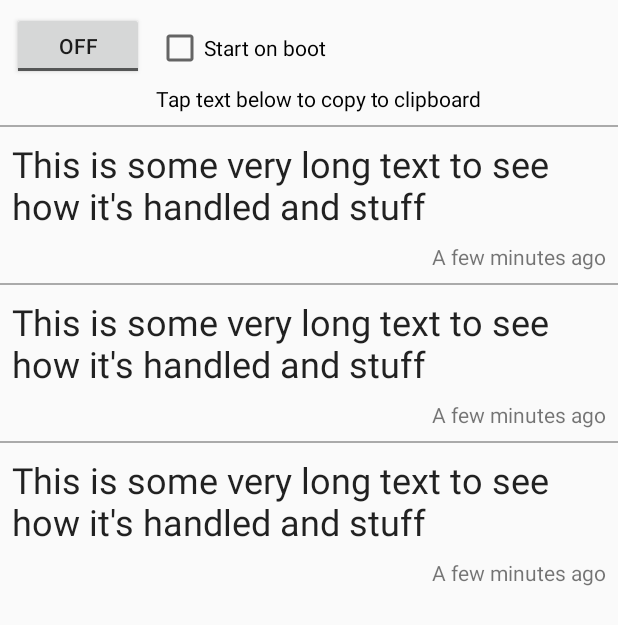
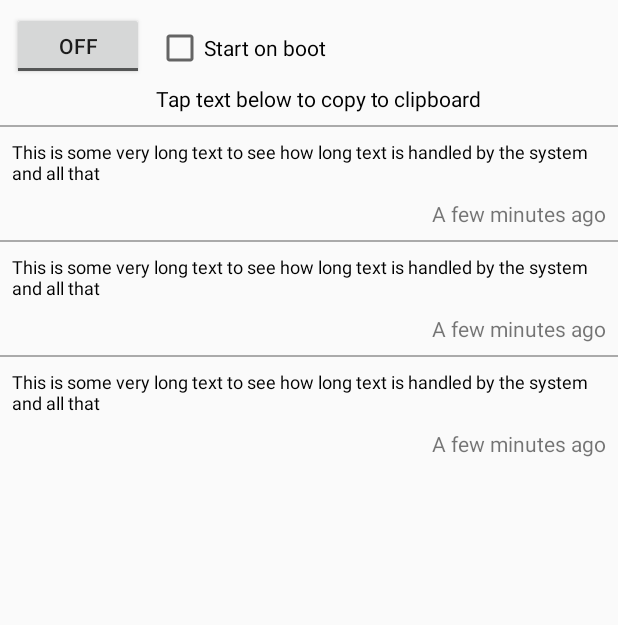
Before and after one commit to jonchampagne/simple-clipboard-manager, an Android app: the layout activity_main.xml on its own in the app's theme, with its tools: preview values and no code run, on a phone screen of 412 x 824 dp. Shown: the top 625 px of the screen. Run offline under Robolectric (Android 15) with nearby library versions, the phone set to English and light mode, and no system bars.

Commit message:
Handle long text elegantly

```diff
--- a/app/src/main/res/layout/activity_main.xml
+++ b/app/src/main/res/layout/activity_main.xml
@@ -10,34 +10,34 @@
         android:id="@+id/tbServiceOnOff"
         android:layout_width="wrap_content"
         android:layout_height="45dp"
-        android:layout_marginLeft="8dp"
         android:layout_marginStart="8dp"
         android:layout_marginTop="8dp"
         app:layout_constraintStart_toStartOf="parent"
-        app:layout_constraintTop_toTopOf="parent" />
+        app:layout_constraintTop_toTopOf="parent"
+        android:layout_marginLeft="8dp" />
 
     <CheckBox
         android:id="@+id/cbStartOnBoot"
         android:layout_width="wrap_content"
         android:layout_height="wrap_content"
-        android:layout_marginLeft="8dp"
         android:layout_marginStart="8dp"
         android:layout_marginTop="8dp"
         android:text="@string/start_on_boot"
         app:layout_constraintStart_toEndOf="@+id/tbServiceOnOff"
-        app:layout_constraintTop_toTopOf="@+id/tbServiceOnOff" />
+        app:layout_constraintTop_toTopOf="@+id/tbServiceOnOff"
+        android:layout_marginLeft="8dp" />
 
     <TextView
         android:id="@+id/textView"
         android:layout_width="wrap_content"
         android:layout_height="wrap_content"
-        android:layout_marginLeft="8dp"
         android:layout_marginStart="8dp"
         android:layout_marginTop="8dp"
         android:text="@string/tap_text_below_to_copy_to_clipboard"
         android:textColor="@android:color/black"
         app:layout_constraintStart_toEndOf="@+id/tbServiceOnOff"
-        app:layout_constraintTop_toBottomOf="@+id/cbStartOnBoot" />
+        app:layout_constraintTop_toBottomOf="@+id/cbStartOnBoot"
+        android:layout_marginLeft="8dp" />
 
 
     <android.support.v7.widget.RecyclerView
--- a/app/src/main/res/layout/item_clipboard_data.xml
+++ b/app/src/main/res/layout/item_clipboard_data.xml
@@ -16,26 +16,29 @@
         app:layout_constraintStart_toStartOf="parent"
         app:layout_constraintTop_toTopOf="parent" />
 
-    <TextView
+    <android.support.v7.widget.AppCompatTextView
         android:id="@+id/txtClipboardText"
         android:layout_width="match_parent"
-        android:layout_height="wrap_content"
+        android:layout_height="32dp"
         android:layout_margin="8dp"
         android:layout_marginLeft="8dp"
         android:layout_marginStart="8dp"
-        tools:text="This is some very long text to see how it's handled and stuff"
-        android:textAppearance="@style/TextAppearance.AppCompat.Headline"
+        android:textColor="@android:color/black"
+        app:autoSizeMaxTextSize="48sp"
+        app:autoSizeMinTextSize="8sp"
+        app:autoSizeTextType="uniform"
         app:layout_constraintStart_toStartOf="parent"
-        app:layout_constraintTop_toBottomOf="@id/view" />
+        app:layout_constraintTop_toBottomOf="@id/view"
+        tools:text="This is some very long text to see how long text is handled by the system and all that" />
 
     <TextView
         android:id="@+id/txtTimeSince"
         android:layout_width="wrap_content"
         android:layout_height="wrap_content"
         android:layout_marginTop="8dp"
-        tools:text="A few minutes ago"
         android:textAppearance="@style/TextAppearance.AppCompat.Small"
         app:layout_constraintEnd_toEndOf="@+id/txtClipboardText"
-        app:layout_constraintTop_toBottomOf="@+id/txtClipboardText" />
+        app:layout_constraintTop_toBottomOf="@+id/txtClipboardText"
+        tools:text="A few minutes ago" />
 
 </android.support.constraint.ConstraintLayout>
```
